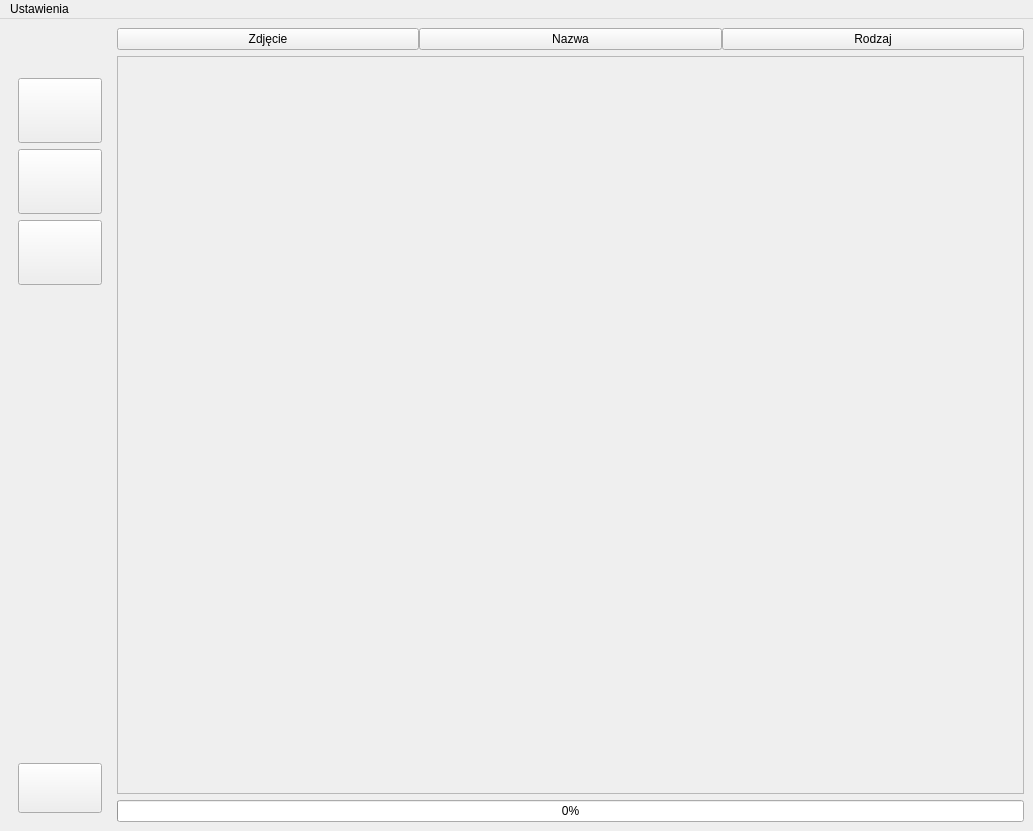
The window that gui/zawartosc/designer/gui_designer.ui (MariuszAKS/Projekt_IO) describes before a commit, drawn with Qt 5.
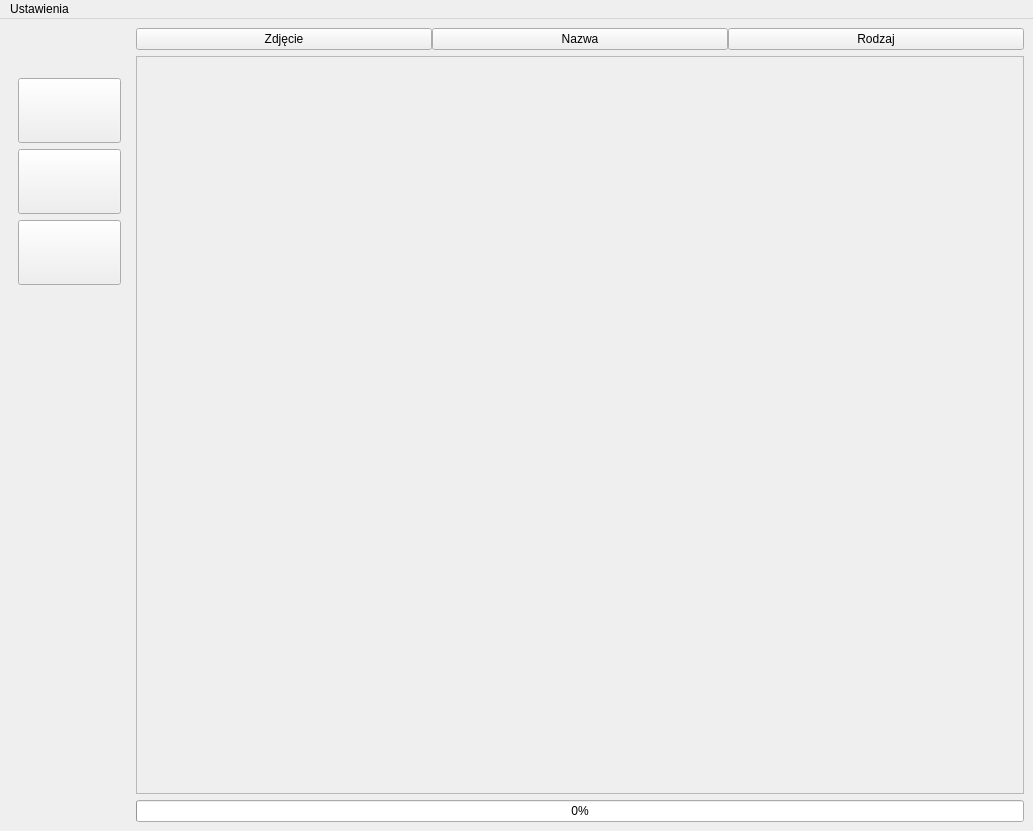
The same window after the commit.

Commit message: Usunieto nieuzywane elementy

The edit to the form file:
```diff
--- a/gui/zawartosc/designer/gui_designer.ui
+++ b/gui/zawartosc/designer/gui_designer.ui
@@ -126,40 +126,6 @@
          </property>
         </spacer>
        </item>
-       <item>
-        <widget class="QPushButton" name="przycisk_zmien_uklad">
-         <property name="minimumSize">
-          <size>
-           <width>20</width>
-           <height>50</height>
-          </size>
-         </property>
-         <property name="maximumSize">
-          <size>
-           <width>84</width>
-           <height>84</height>
-          </size>
-         </property>
-         <property name="text">
-          <string/>
-         </property>
-         <property name="iconSize">
-          <size>
-           <width>32</width>
-           <height>32</height>
-          </size>
-         </property>
-         <property name="autoDefault">
-          <bool>false</bool>
-         </property>
-         <property name="default">
-          <bool>false</bool>
-         </property>
-         <property name="flat">
-          <bool>false</bool>
-         </property>
-        </widget>
-       </item>
       </layout>
      </widget>
     </item>
@@ -242,7 +208,7 @@
           <rect>
            <x>0</x>
            <y>0</y>
-           <width>913</width>
+           <width>884</width>
            <height>703</height>
           </rect>
          </property>
```
Left out of the diff: 15 changed lines with no effect on the pictures. The commit also changes 2 other files.
